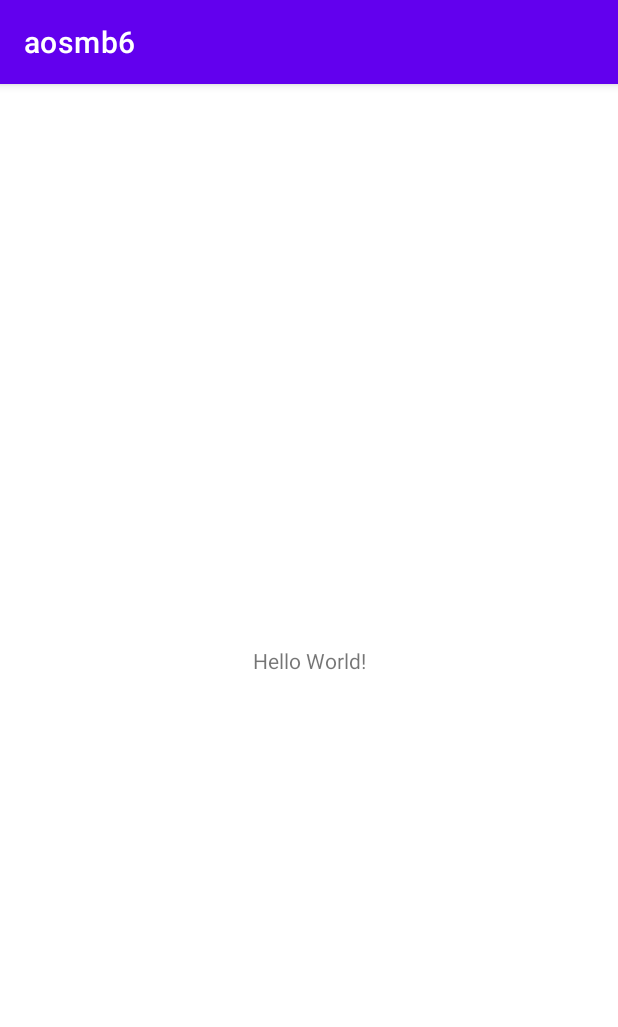
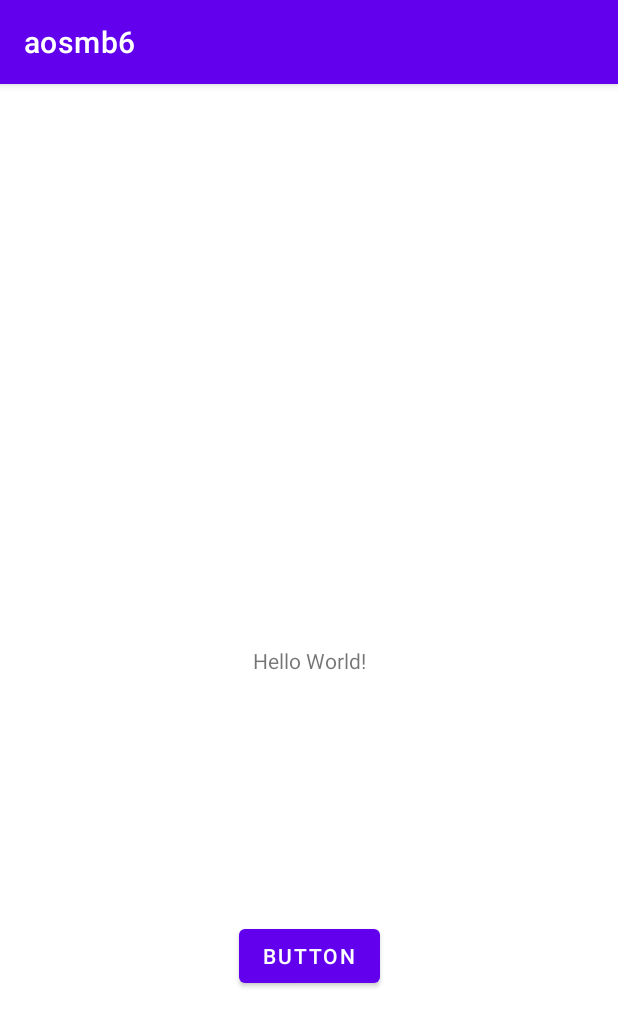
Before and after one commit to hima2217/aosmb6, an Android app: the screen it shows after launch (MainActivity), on a phone screen of 412 x 824 dp. Shown: the top 1027 px of the screen. Run offline under Robolectric (Android 15) with nearby library versions, the phone set to English and light mode, and no system bars.

Commit message:
point 1 done

```diff
--- a/app/src/main/AndroidManifest.xml
+++ b/app/src/main/AndroidManifest.xml
@@ -1,7 +1,7 @@
 <?xml version="1.0" encoding="utf-8"?>
 <manifest xmlns:android="http://schemas.android.com/apk/res/android"
     xmlns:tools="http://schemas.android.com/tools">
-
+    <uses-permission android:name="android.permission.POST_NOTIFICATIONS" />
     <application
         android:allowBackup="true"
         android:dataExtractionRules="@xml/data_extraction_rules"
--- a/app/src/main/java/com/example/aosmb6/MainActivity.java
+++ b/app/src/main/java/com/example/aosmb6/MainActivity.java
@@ -1,14 +1,47 @@
 package com.example.aosmb6;
 
 import androidx.appcompat.app.AppCompatActivity;
-
+import androidx.core.app.NotificationCompat;
+import androidx.core.app.NotificationManagerCompat;
+import android.app.NotificationChannel;
+import android.app.NotificationManager;
+import android.os.Build;
 import android.os.Bundle;
+import android.util.Log;
+import android.view.View;
 
 public class MainActivity extends AppCompatActivity {
+    private final String CHANNEL_ID = "channel_id";
+
+    private void showNotification() {
+        NotificationCompat.Builder builder = new
+                NotificationCompat.Builder(this, CHANNEL_ID)
+                .setSmallIcon(R.drawable.ic_launcher_foreground)
+                .setContentTitle(getString(R.string.app_name))
+                .setContentText("Notify u won 1000 dollars!!!!!!!!!!")
+                .setPriority(NotificationCompat.PRIORITY_DEFAULT);
+
+        NotificationManagerCompat notificationManager =
+                NotificationManagerCompat.from(this);
+        //if (ActivityCompat.checkSelfPermission(this, android.Manifest.permission.POST_NOTIFICATIONS) != PackageManager.PERMISSION_GRANTED) {
+
+            //return;
+        //}
+        notificationManager.notify(0, builder.build());
+    }
+    public void onClick1(View view){
+        Log.i("button", "Notification works!");
+        showNotification();}
 
     @Override
     protected void onCreate(Bundle savedInstanceState) {
         super.onCreate(savedInstanceState);
         setContentView(R.layout.activity_main);
+        if (Build.VERSION.SDK_INT >= Build.VERSION_CODES.O) {
+            NotificationChannel channel = new NotificationChannel(CHANNEL_ID, "Channel name", NotificationManager.IMPORTANCE_DEFAULT);
+            channel.setDescription("description");
+            NotificationManager notificationManager = getSystemService(NotificationManager.class);
+            notificationManager.createNotificationChannel(channel);
+        }
     }
 }
--- a/app/src/main/res/layout/activity_main.xml
+++ b/app/src/main/res/layout/activity_main.xml
@@ -7,6 +7,7 @@
     tools:context=".MainActivity">
 
     <TextView
+        android:id="@+id/textView"
         android:layout_width="wrap_content"
         android:layout_height="wrap_content"
         android:text="Hello World!"
@@ -15,4 +16,15 @@
         app:layout_constraintStart_toStartOf="parent"
         app:layout_constraintTop_toTopOf="parent" />
 
+    <Button
+        android:id="@+id/button"
+        android:layout_width="wrap_content"
+        android:layout_height="wrap_content"
+        android:text="Button"
+        android:onClick="onClick1"
+        app:layout_constraintBottom_toBottomOf="parent"
+        app:layout_constraintEnd_toEndOf="parent"
+        app:layout_constraintStart_toStartOf="parent"
+        app:layout_constraintTop_toBottomOf="@+id/textView" />
+
 </androidx.constraintlayout.widget.ConstraintLayout>
```
